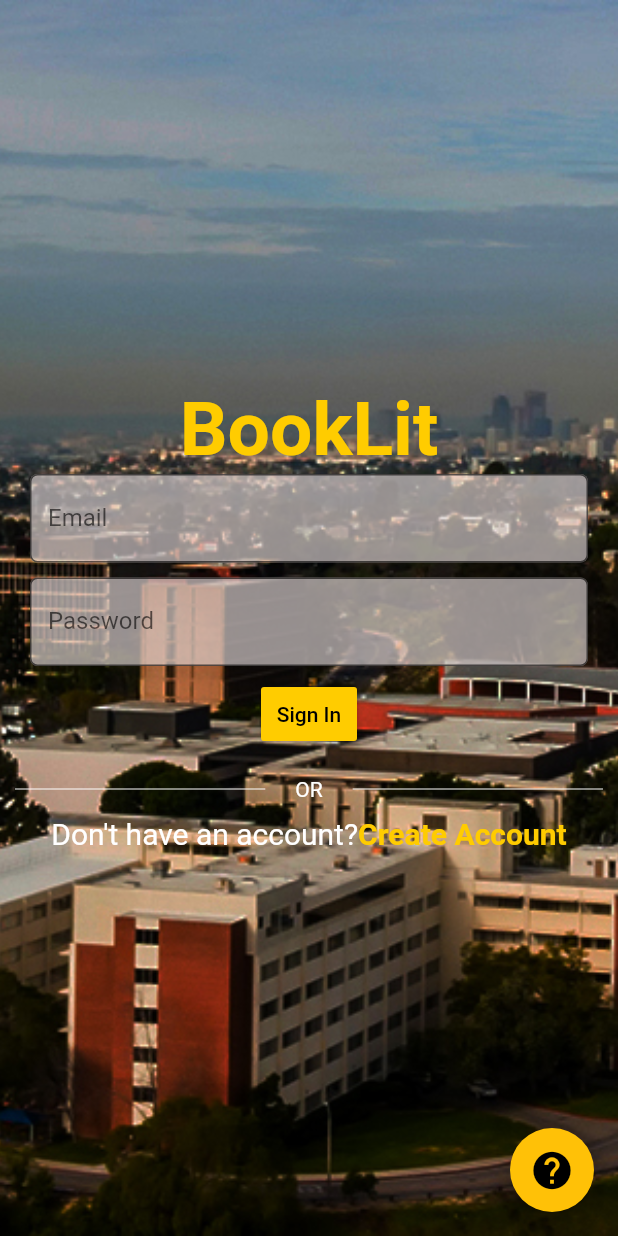
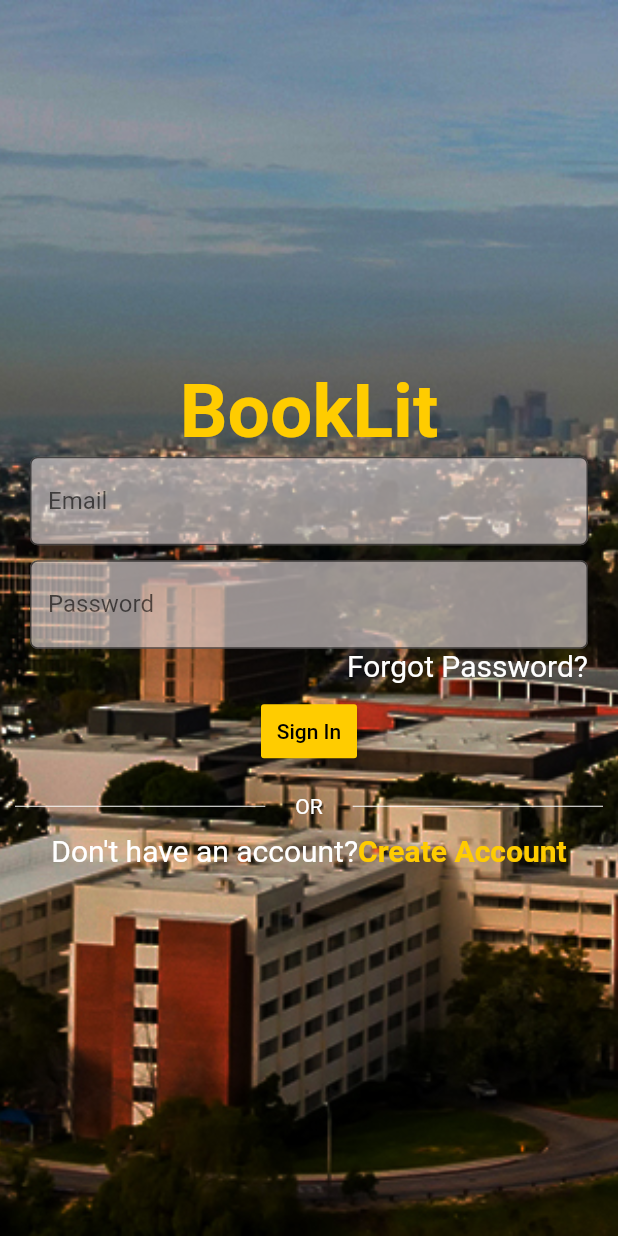
Before and after one commit to College-Essentials/booklit, a Flutter app: the screen it shows once a user with an empty profile is signed in, item 3 of the bottom bar chosen, after a tap on "Logout", on a phone screen of 412 x 824 dp. Run offline on Flutter 3.47's test engine with Material 2 defaults, Android fonts, the phone set to English and light mode, and no system bars; our stand-ins replace cloud_firestore, firebase_analytics, firebase_auth, firebase_database, fluttertoast, font_awesome_flutter and 1 more; accounts and stored records are empty.

Commit message:
Added a forgot password link

```diff
--- a/lib/Auth/Login.dart
+++ b/lib/Auth/Login.dart
@@ -1,8 +1,10 @@
+import 'package:booklit/Auth/ForgotPassword.dart';
 import 'package:booklit/Auth/SignUp.dart';
 import 'package:flutter/material.dart';
 import 'package:firebase_auth/firebase_auth.dart';
 import 'package:booklit/Navigation.dart';
 import 'package:fluttertoast/fluttertoast.dart';
+import 'package:google_fonts/google_fonts.dart';
 
 class Login extends StatefulWidget {
   @override
@@ -15,7 +17,6 @@ class Login extends StatefulWidget {
 class _LoginState extends State<Login> {
   final GlobalKey<FormState> _formKey = GlobalKey<FormState>();
   String _email, _password;
-  String _forgotPasswordEmail;
 
   @override
   Widget build(BuildContext context) {
@@ -38,13 +39,12 @@ class _LoginState extends State<Login> {
                 mainAxisAlignment: MainAxisAlignment.center,
                 crossAxisAlignment: CrossAxisAlignment.center,
                 children: <Widget>[
-                    Text(
-                      'BookLit',
-                      style: TextStyle(
+                  Text('BookLit',
+                      style: GoogleFonts.roboto(
+                          textStyle: TextStyle(
                               color: Color.fromRGBO(255, 204, 0, 1),
                               fontSize: 50,
-                          fontWeight: FontWeight.bold),
-                    ),
+                              fontWeight: FontWeight.bold))),
                   Form(
                     key: _formKey,
                     child: Column(
@@ -65,8 +65,8 @@ class _LoginState extends State<Login> {
                                 filled: true,
                                 fillColor: Color.fromRGBO(226, 216, 216, .65),
                                 border: OutlineInputBorder(
-                                      borderRadius: BorderRadius.all(
-                                          Radius.circular(5)))),
+                                    borderRadius:
+                                        BorderRadius.all(Radius.circular(5)))),
                             onSaved: (input) => _email = input,
                           ),
                         ),
@@ -84,12 +84,31 @@ class _LoginState extends State<Login> {
                                 filled: true,
                                 fillColor: Color.fromRGBO(226, 216, 216, .65),
                                 border: OutlineInputBorder(
-                                      borderRadius: BorderRadius.all(
-                                          Radius.circular(5)))),
+                                    borderRadius:
+                                        BorderRadius.all(Radius.circular(5)))),
                             onSaved: (input) => _password = input,
                             obscureText: true,
                           ),
                         ),
+                        GestureDetector(
+                            onTap: () {
+                              Navigator.push(
+                                  context,
+                                  MaterialPageRoute(
+                                      builder: (BuildContext context) =>
+                                          ForgotPassword()));
+                            },
+                            child: Align(
+                                alignment: Alignment.centerRight,
+                                child: Padding(
+                                  padding: EdgeInsets.only(right: 20),
+                                  child: Text(
+                                    'Forgot Password?',
+                                    textAlign: TextAlign.right,
+                                    style: TextStyle(
+                                        color: Colors.white, fontSize: 20),
+                                  ),
+                                ))),
                         ButtonBar(
                           alignment: MainAxisAlignment.center,
                           children: <Widget>[
@@ -135,8 +154,8 @@ class _LoginState extends State<Login> {
                           children: <Widget>[
                             Text(
                               "Don't have an account?",
-                                style: TextStyle(
-                                    fontSize: 20, color: Colors.white),
+                              style:
+                                  TextStyle(fontSize: 20, color: Colors.white),
                             ),
                             GestureDetector(
                               onTap: () {
@@ -163,12 +182,7 @@ class _LoginState extends State<Login> {
                 ],
               ),
             ],
-            ))),
-        floatingActionButton: FloatingActionButton(
-          child: Icon(
-            Icons.help,
-            size: 30,
-          ),
+          )),
         ),
       ),
     );
--- a/lib/Auth/SignUp.dart
+++ b/lib/Auth/SignUp.dart
@@ -212,6 +212,7 @@ class _SignUpState extends State<SignUp> {
         await FirebaseAuth.instance
             .createUserWithEmailAndPassword(email: _email, password: _password);
         final FirebaseUser user = await FirebaseAuth.instance.currentUser();
+        user.sendEmailVerification();
         final uid = user.uid;
         Firestore.instance.collection("users").document(uid).setData({
           "Name": userName.text,
--- a/lib/Screens/Account.dart
+++ b/lib/Screens/Account.dart
@@ -1,9 +1,10 @@
 import 'package:booklit/Auth/Login.dart';
-import 'package:booklit/Auth/sign_in.dart';
 import 'package:booklit/Screens/AccountRelated/UserProfile.dart';
 import 'package:firebase_auth/firebase_auth.dart';
+import 'AccountRelated/About.dart';
 import 'package:cloud_firestore/cloud_firestore.dart';
 import 'package:flutter/material.dart';
+import 'package:google_fonts/google_fonts.dart';
 import 'package:url_launcher/url_launcher.dart';
 
 class Account extends StatefulWidget {
@@ -53,15 +54,15 @@ class _AccountState extends State<Account> {
                       builder: (context, AsyncSnapshot<FirebaseUser> snapshot) {
                         if (snapshot.hasData) {
                           String email = snapshot.data.email;
-                          String userName = email.substring(
+                          String name = email.substring(
                               0, email.indexOf("@calstatela.edu"));
                           return Text(
-                            'User Name: ' + userName,
-                            style: TextStyle(color: Colors.black, fontSize: 15),
+                            'Name: ' + name,
+                            style: GoogleFonts.roboto(
+                                textStyle: TextStyle(fontSize: 20)),
                           );
-                        } else {
-                          return Text('Loading...');
                         }
+                        return CircularProgressIndicator();
                       },
                     ),
                     subtitle: FutureBuilder(
@@ -70,23 +71,17 @@ class _AccountState extends State<Account> {
                         if (snapshot.hasData) {
                           String email = snapshot.data.email;
                           return Text(
-                            'Email: ' + email,
-                            style: TextStyle(color: Colors.black, fontSize: 15),
+                            'Email: ' +
+                                email +
+                                '\nVerified: ' +
+                                snapshot.data.isEmailVerified.toString(),
+                            style: GoogleFonts.roboto(
+                                textStyle: TextStyle(
+                                    fontSize: 20, color: Colors.black)),
                           );
-                        } else {
-                          return Text('Loading...');
                         }
+                        return CircularProgressIndicator();
                       },
-                    ),
-                    trailing: GestureDetector(
-                      onTap: () {
-                        Navigator.push(
-                            context,
-                            MaterialPageRoute(
-                                builder: (BuildContext context) =>
-                                    UserProfile()));
-                      },
-                      child: Icon(Icons.edit),
                     ),
                   ),
                   GestureDetector(
@@ -130,7 +125,12 @@ class _AccountState extends State<Account> {
                     thickness: .5,
                   ),
                   GestureDetector(
-                    onTap: () {},
+                    onTap: () {
+                      Navigator.push(
+                        context,
+                        MaterialPageRoute(builder: (context) => About()),
+                      );
+                    },
                     child: ListTile(
                       leading: Icon(
                         Icons.info,
--- a/lib/Screens/Request.dart
+++ b/lib/Screens/Request.dart
@@ -1,4 +1,3 @@
-import 'package:booklit/Auth/sign_in.dart';
 import 'package:flutter/material.dart';
 import 'package:firebase_database/firebase_database.dart';
 import 'package:fluttertoast/fluttertoast.dart';
```
Also changed, not shown: lib/Auth/AuthMenu.dart (deleted, +0 -132 lines), lib/Auth/ForgotPassword.dart (added, +118 -0 lines), lib/Auth/sign_in.dart (deleted, +0 -52 lines), lib/Screens/AccountRelated/About.dart (added, +100 -0 lines), pubspec.yaml (+3 -8 lines), pubspec.lock. Lines whose indentation alone changed are shown as unchanged.
